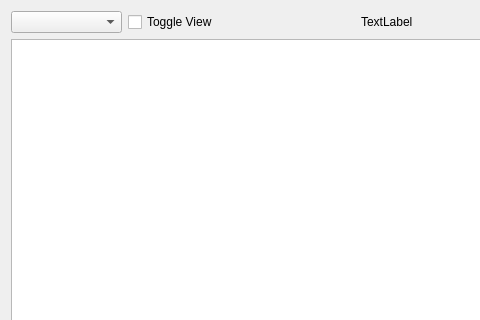
hallamlab/MetaPathwaysGUI, file datamodel/htabledata.ui: the form before one commit; both pictures show x 0 to 480 and y 0 to 320 of the 831 by 853 pixel window.
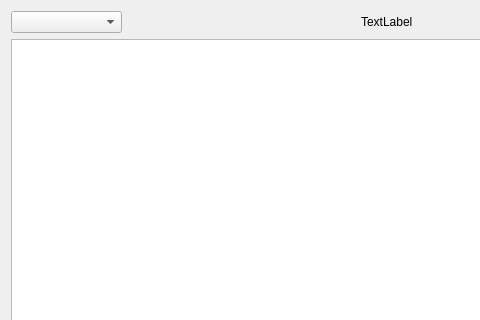
The form after the commit.

The edit to the form file:
```diff
--- a/datamodel/htabledata.ui
+++ b/datamodel/htabledata.ui
@@ -94,13 +94,6 @@
      </property>
     </widget>
    </item>
-   <item row="0" column="1">
-    <widget class="QCheckBox" name="viewToggleBox">
-     <property name="text">
-      <string>Toggle View</string>
-     </property>
-    </widget>
-   </item>
    <item row="0" column="3" colspan="2">
     <widget class="QLabel" name="subCategoryName">
      <property name="text">
@@ -122,6 +115,13 @@
      </property>
     </widget>
    </item>
+   <item row="0" column="1">
+    <widget class="QLabel" name="numOrfsLabel">
+     <property name="text">
+      <string/>
+     </property>
+    </widget>
+   </item>
   </layout>
  </widget>
  <resources/>
```
